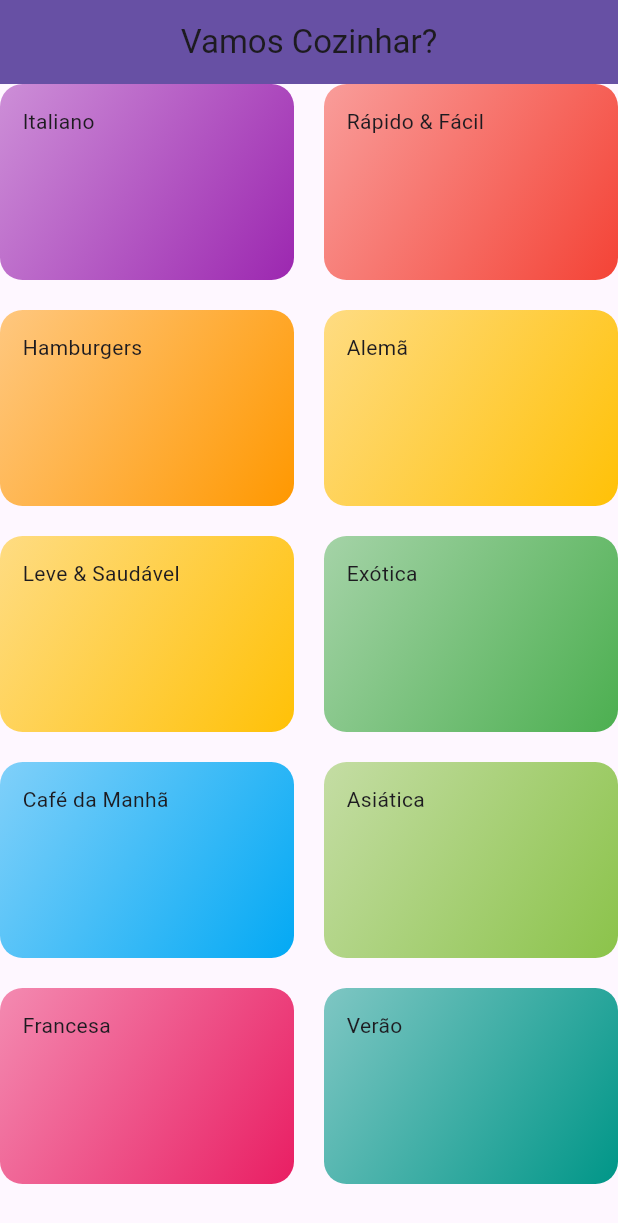
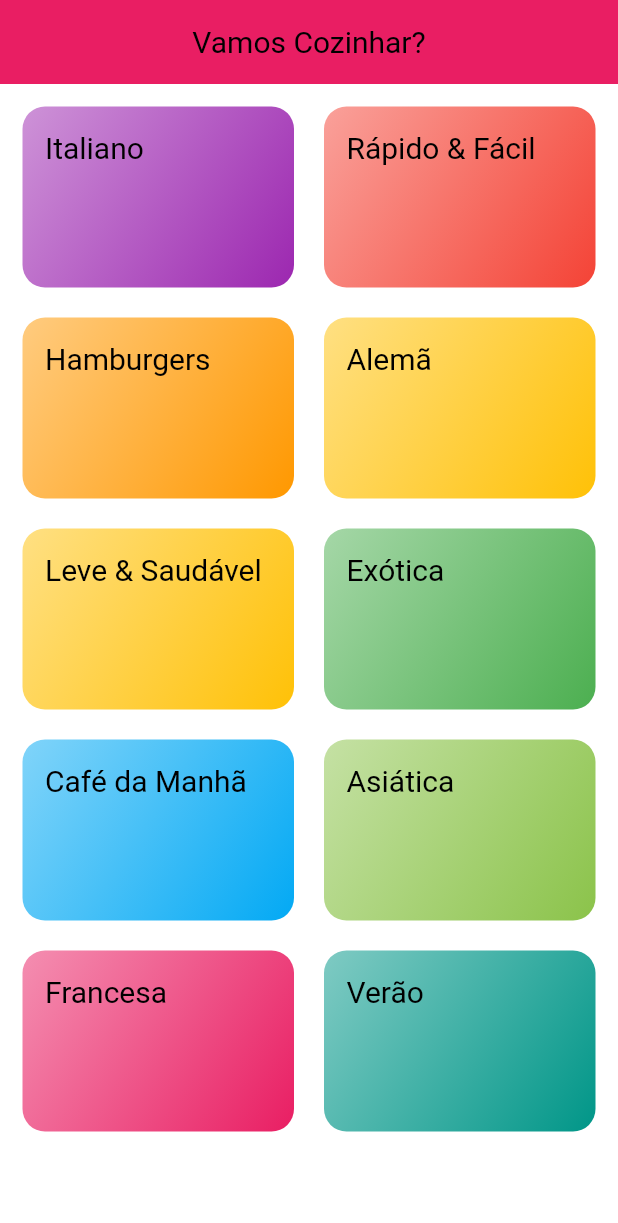
Before and after one commit to absjuniordev/food, a Flutter app: the screen it shows after launch, on a phone screen of 412 x 824 dp. Shown: the top 1223 px of the screen. Run offline on Flutter 3.47's test engine with Material 3 defaults, Android fonts, the phone set to English and light mode, and no system bars; Roboto replaces fonts that are missing (RobotoCondensed).

Commit message:
Aplicando estilos

```diff
--- a/lib/components/category_item.dart
+++ b/lib/components/category_item.dart
@@ -23,6 +23,7 @@ class CategoryItem extends StatelessWidget {
       ),
       child: Text(
         category.title,
+        style: Theme.of(context).textTheme.titleLarge,
       ),
     );
   }
--- a/lib/main.dart
+++ b/lib/main.dart
@@ -12,7 +12,18 @@ class MyApp extends StatelessWidget {
       debugShowCheckedModeBanner: false,
       title: 'DeliMeals',
       theme: ThemeData(
-        primarySwatch: Colors.blue,
+        colorScheme: ColorScheme.fromSwatch().copyWith(
+          primary: Colors.pink,
+          secondary: Colors.amber,
+        ),
+        canvasColor: const Color.fromRGBO(255, 254, 229, 1),
+        fontFamily: 'Raleway',
+        textTheme: ThemeData.light().textTheme.copyWith(
+              titleLarge: const TextStyle(
+                fontSize: 20,
+                fontFamily: 'RobotoCondensed',
+              ),
+            ),
       ),
       home: const CategoriesScreen(),
     );
--- a/lib/screens/categories_screen.dart
+++ b/lib/screens/categories_screen.dart
@@ -15,6 +15,7 @@ class CategoriesScreen extends StatelessWidget {
           centerTitle: true,
         ),
         body: GridView(
+          padding: const EdgeInsets.all(15),
             gridDelegate: const SliverGridDelegateWithMaxCrossAxisExtent(
                 maxCrossAxisExtent: 200,
                 childAspectRatio: 3 / 2,
```
Also changed, not shown: pubspec.yaml (+18 -0 lines), assets/fonts/Raleway-Black.ttf (added), assets/fonts/Raleway-Bold.ttf (added), assets/fonts/Raleway-Regular.ttf (added), assets/fonts/RobotoCondensed-Bold.ttf (added), assets/fonts/RobotoCondensed-Italic.ttf (added), assets/fonts/RobotoCondensed-Light.ttf (added), assets/fonts/RobotoCondensed-Regular.ttf (added).
